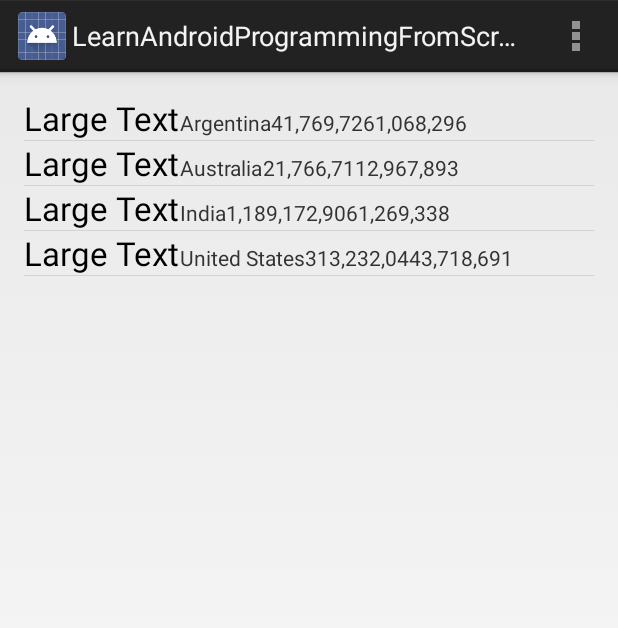
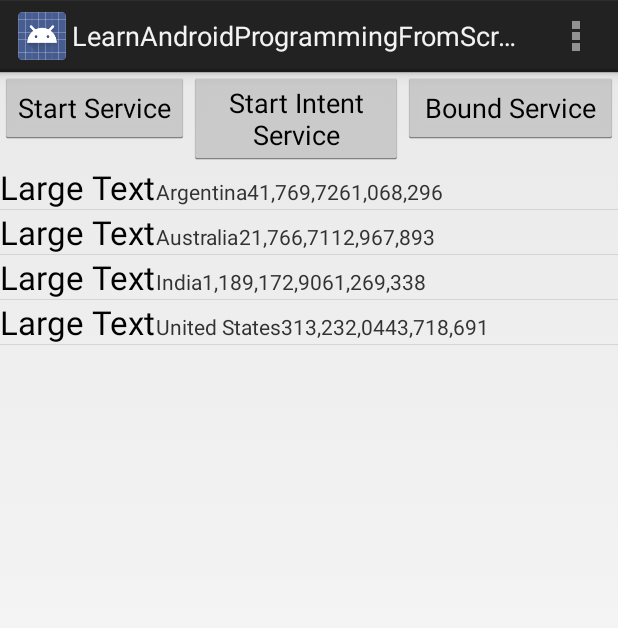
Before and after one commit to EErtan/LearnAndroidProgrammingFromScratchBeta, an Android app: the screen it shows after launch (MyActivity), on a phone screen of 412 x 824 dp. Shown: the top 628 px of the screen. Run offline under Robolectric (Android 15) with nearby library versions, the light colour scheme and no system bars; 1 statement that could not run was skipped.

Commit message:
Section 5 complete - services, intent services, bound services *use handler to pass data between intent services which are on another thread or bind the activity to the service*

```diff
--- a/app/src/main/java/com/nullcognition/learnandroidprogrammingfromscratchbeta/MyActivity.java
+++ b/app/src/main/java/com/nullcognition/learnandroidprogrammingfromscratchbeta/MyActivity.java
@@ -8,6 +8,23 @@ import android.view.MenuItem;
 
 public class MyActivity extends Activity implements com.nullcognition.learnandroidprogrammingfromscratchbeta.FragmentListView.OnListFragmentItemInteractionListener {
 
+  private static android.content.Intent serviceIntent;
+  com.nullcognition.learnandroidprogrammingfromscratchbeta.MyServiceBound boundService;
+  boolean isBound = false;
+  private android.content.ServiceConnection serviceConnection = new android.content.ServiceConnection() {
+
+	@Override
+	public void onServiceConnected(android.content.ComponentName name, android.os.IBinder service){
+	  com.nullcognition.learnandroidprogrammingfromscratchbeta.MyServiceBound.LocalBinder binder = (com.nullcognition.learnandroidprogrammingfromscratchbeta.MyServiceBound.LocalBinder)service;
+	  boundService = binder.getService();
+	  isBound = true;
+	}
+
+	@Override
+	public void onServiceDisconnected(android.content.ComponentName name){
+	  isBound = false;
+	}
+  };
   private DB                      countryDatabase = null;
   private android.database.Cursor countries       = null;
 
@@ -19,7 +36,7 @@ public class MyActivity extends Activity implements com.nullcognition.learnandro
 	android.app.FragmentManager fragmentManager = getFragmentManager();
 	android.app.FragmentTransaction fragmentTrasaction = fragmentManager.beginTransaction();
 
-	android.view.ViewGroup v = (android.view.ViewGroup)findViewById(com.nullcognition.learnandroidprogrammingfromscratchbeta.R.id.relLayout);
+	android.view.ViewGroup v = (android.view.ViewGroup)findViewById(com.nullcognition.learnandroidprogrammingfromscratchbeta.R.id.linLayout);
 
 	FragmentListView fragmentListView = FragmentListView.newInstance();
 
@@ -46,15 +63,64 @@ public class MyActivity extends Activity implements com.nullcognition.learnandro
 	android.widget.CursorAdapter adapter = new android.widget.SimpleCursorAdapter(this,
 																				  com.nullcognition.learnandroidprogrammingfromscratchbeta.R.layout.list,
 																				  countries, columnNames, targetLayoutIDs, 0);
-	if(fragmentListView != null){
-	  fragmentListView.setListAdapter(adapter);
-	}
+	if(fragmentListView != null){fragmentListView.setListAdapter(adapter);}
+
+	android.widget.Button button = (android.widget.Button)findViewById(com.nullcognition.learnandroidprogrammingfromscratchbeta.R.id.button);
+	button.setOnLongClickListener(new android.view.View.OnLongClickListener() {
+
+	  @Override
+	  public boolean onLongClick(android.view.View v){
+		stopService(serviceIntent);
+		return true;
+	  }
+	});
+	button.setOnClickListener(new android.view.View.OnClickListener() {
+
+	  @Override
+	  public void onClick(android.view.View inView){
+		serviceIntent = new android.content.Intent(getApplicationContext(), MyService.class);
+		serviceIntent.putExtra("serviceIntent", "value");
+		startService(serviceIntent);
+	  }
+	});
+
+	android.widget.Button button2 = (android.widget.Button)findViewById(com.nullcognition.learnandroidprogrammingfromscratchbeta.R.id.button2);
+	button2.setOnClickListener(new android.view.View.OnClickListener() {
+
+	  @Override
+	  public void onClick(android.view.View inView){
+		android.content.Intent serIntent = new android.content.Intent(getApplicationContext(), MyIntentService.class);
+		serIntent.putExtra("serIntent", "values");
+		startService(serIntent);
+	  }
+	});
+
+	android.widget.Button button3 = (android.widget.Button)findViewById(com.nullcognition.learnandroidprogrammingfromscratchbeta.R.id.button3);
+	button3.setOnClickListener(new android.view.View.OnClickListener() {
+
+	  @Override
+	  public void onClick(android.view.View inView){
+		int a = boundService.meth(1, 2);
+		android.widget.Toast
+		  .makeText(getApplicationContext(), ("your int from the service is " + Integer.toString(a)), android.widget.Toast.LENGTH_SHORT).show();
+
+	  }
+	});
+  }
+
+  @Override
+  protected void onStart(){
+	super.onStart();
+	bindService(new android.content.Intent(MyActivity.this, MyServiceBound.class), serviceConnection, android.content.Context.BIND_AUTO_CREATE);
 
   }
 
   @Override
   protected void onPause(){
 	super.onPause();
+	if(isBound == true){
+	  unbindService(serviceConnection);
+	}
 	countryDatabase.close();
   }
 
--- a/app/src/main/res/layout/activity_my.xml
+++ b/app/src/main/res/layout/activity_my.xml
@@ -1,12 +1,48 @@
-<RelativeLayout xmlns:android="http://schemas.android.com/apk/res/android"
-    xmlns:tools="http://schemas.android.com/tools"
-    android:layout_width="match_parent"
-    android:layout_height="match_parent"
-    android:paddingLeft="@dimen/activity_horizontal_margin"
-    android:paddingRight="@dimen/activity_horizontal_margin"
-    android:paddingTop="@dimen/activity_vertical_margin"
-    android:paddingBottom="@dimen/activity_vertical_margin"
-    tools:context=".MyActivity"
-	android:id="@+id/relLayout">
+<LinearLayout
+	android:id="@+id/linLayout"
+	xmlns:android="http://schemas.android.com/apk/res/android"
+	android:layout_width="fill_parent"
+	android:layout_height="fill_parent"
+	android:orientation="vertical"
+	>
 
-</RelativeLayout>
+	<LinearLayout
+		android:layout_width="match_parent"
+		android:layout_height="wrap_content"
+		android:layout_gravity="center_horizontal"
+		android:orientation="horizontal"
+		>
+
+		<Button
+			android:id="@+id/button"
+			android:layout_width="wrap_content"
+			android:layout_height="wrap_content"
+			android:text="Start Service"
+			/>
+
+		<Button
+			android:id="@+id/button2"
+			android:layout_width="0dp"
+			android:layout_height="wrap_content"
+			android:layout_gravity="center_horizontal"
+			android:layout_weight="1"
+			android:text="Start Intent Service"
+			/>
+
+		<Button
+			android:id="@+id/button3"
+			android:layout_width="0dp"
+			android:layout_height="wrap_content"
+			android:layout_weight="1"
+			android:text="Bound Service"
+			/>
+	</LinearLayout>
+
+	<TextView
+		android:id="@+id/textView"
+		android:layout_width="0dp"
+		android:layout_height="wrap_content"
+		android:layout_weight="1"
+		android:text="New Text"
+		/>
+</LinearLayout>
--- a/app/src/main/res/layout/list.xml
+++ b/app/src/main/res/layout/list.xml
@@ -2,37 +2,38 @@
 
 <LinearLayout xmlns:android="http://schemas.android.com/apk/res/android"
               android:layout_width="match_parent"
-              android:layout_height="match_parent">
+              android:layout_height="match_parent"
+	>
 
 	<TextView
+		android:id="@+id/textView00"
 		android:layout_width="wrap_content"
 		android:layout_height="wrap_content"
+		android:text="Large Text"
 		android:textAppearance="?android:attr/textAppearanceLarge"
-		android:text="Large Text"
-		android:id="@+id/textView00"
 		/>
 
 	<TextView
+		android:id="@+id/textView01"
 		android:layout_width="wrap_content"
 		android:layout_height="wrap_content"
+		android:text="Small Text"
 		android:textAppearance="?android:attr/textAppearanceSmall"
-		android:text="Small Text"
-		android:id="@+id/textView01"
 		/>
 
 	<TextView
+		android:id="@+id/textView02"
 		android:layout_width="wrap_content"
 		android:layout_height="wrap_content"
+		android:text="Small Text"
 		android:textAppearance="?android:attr/textAppearanceSmall"
-		android:text="Small Text"
-		android:id="@+id/textView02"
 		/>
 
 	<TextView
+		android:id="@+id/textView03"
 		android:layout_width="wrap_content"
 		android:layout_height="wrap_content"
+		android:text="Small Text"
 		android:textAppearance="?android:attr/textAppearanceSmall"
-		android:text="Small Text"
-		android:id="@+id/textView03"
 		/>
 </LinearLayout>
```
Also changed, not shown: app/src/main/AndroidManifest.xml (+24 -4 lines), app/src/main/java/com/nullcognition/learnandroidprogrammingfromscratchbeta/MyIntentService.java (added, +109 -0 lines), app/src/main/java/com/nullcognition/learnandroidprogrammingfromscratchbeta/MyService.java (added, +32 -0 lines), app/src/main/java/com/nullcognition/learnandroidprogrammingfromscratchbeta/MyServiceBound.java (added, +30 -0 lines).
